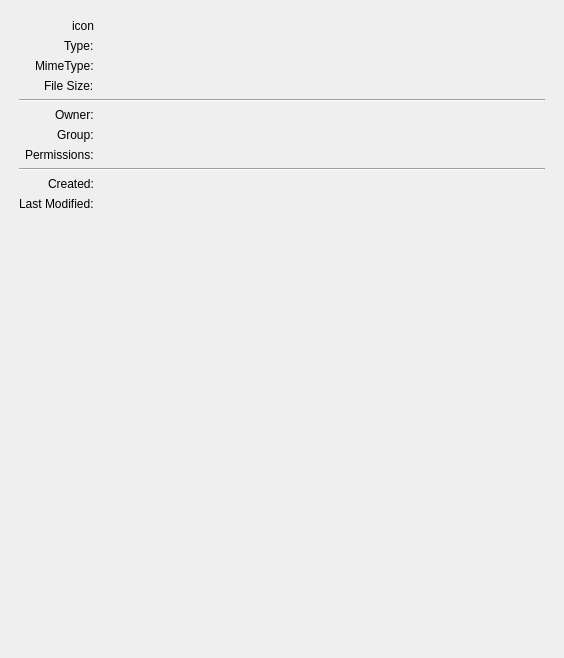
Above: fileinfo/src/MainUI.ui from 7b7b/7b7b before the change. Below: the same form after it.
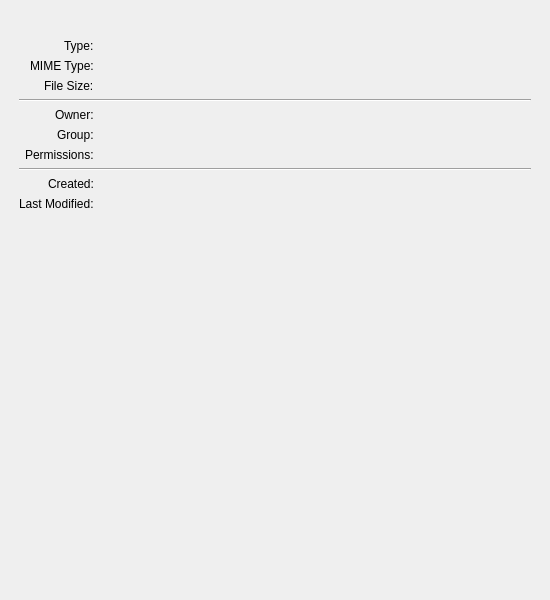
That is the form after the change. Icons and pictures are not drawn.

```diff
--- a/fileinfo/src/MainUI.ui
+++ b/fileinfo/src/MainUI.ui
@@ -6,10 +6,28 @@
    <rect>
     <x>0</x>
     <y>0</y>
-    <width>564</width>
-    <height>658</height>
+    <width>550</width>
+    <height>600</height>
    </rect>
   </property>
+  <property name="sizePolicy">
+   <sizepolicy hsizetype="Fixed" vsizetype="Fixed">
+    <horstretch>0</horstretch>
+    <verstretch>0</verstretch>
+   </sizepolicy>
+  </property>
+  <property name="minimumSize">
+   <size>
+    <width>550</width>
+    <height>600</height>
+   </size>
+  </property>
+  <property name="maximumSize">
+   <size>
+    <width>550</width>
+    <height>600</height>
+   </size>
+  </property>
   <property name="windowTitle">
    <string>File Information</string>
   </property>
@@ -36,7 +54,7 @@
       <item row="0" column="0">
        <widget class="QLabel" name="label_file_icon">
         <property name="text">
-         <string notr="true">icon</string>
+         <string notr="true"/>
         </property>
         <property name="alignment">
          <set>Qt::AlignCenter</set>
@@ -141,7 +159,7 @@
       <item row="2" column="0">
        <widget class="QLabel" name="label_6">
         <property name="text">
-         <string>MimeType:</string>
+         <string>MIME Type:</string>
         </property>
        </widget>
       </item>
```
